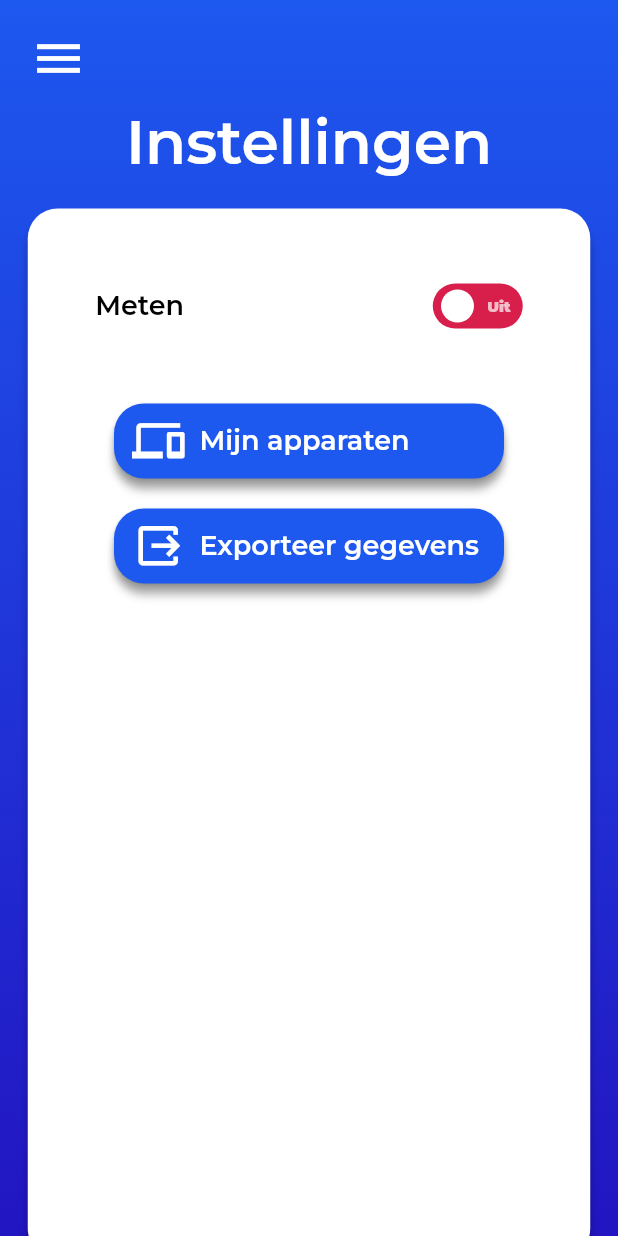
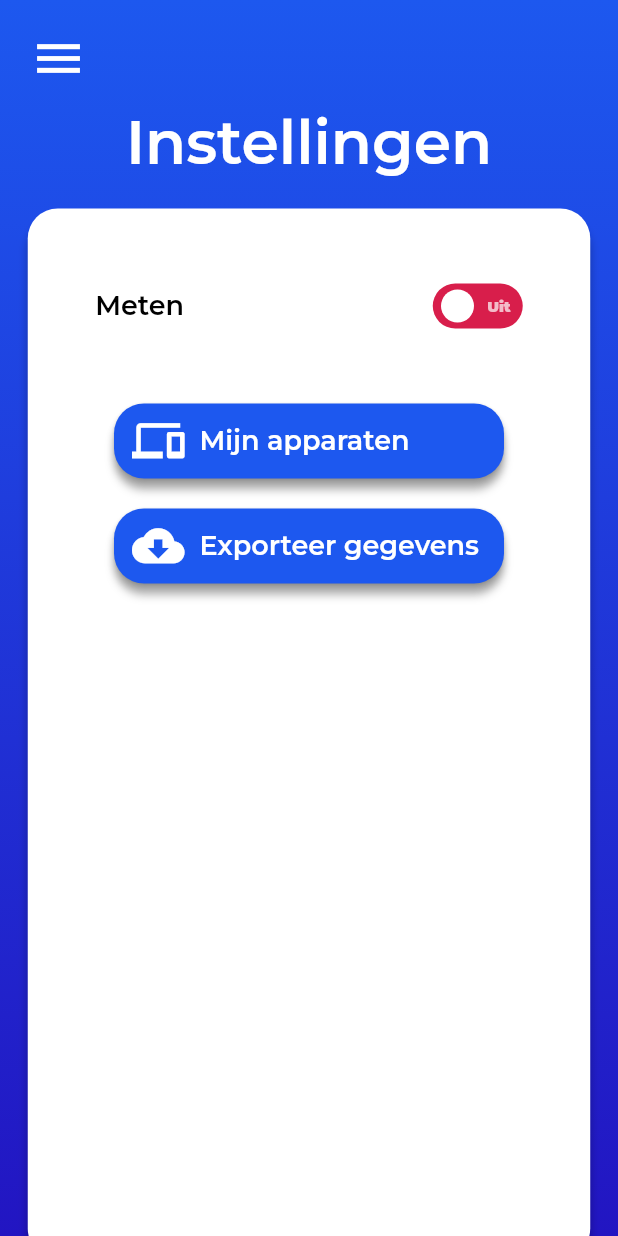
Before and after one commit to DwarfNinja/loopsnelheid-app, a Flutter app: the Settings screen opened directly, on a phone screen of 412 x 824 dp. Run offline on Flutter 3.47's test engine with Material 2 defaults, Android fonts, the phone set to English and light mode, and no system bars; drawn by our look-alikes of flutter_switch; our stand-ins replace device_info_plus, fl_chart, flutter_dotenv, geolocator, google_fonts, native_pdf_view and 3 more; missing offline and left inert: a package; accounts and stored records are empty; network calls fail.

Commit message:
Fix: add correct icon

```diff
--- a/lib/views/settings/settings.dart
+++ b/lib/views/settings/settings.dart
@@ -145,7 +145,7 @@ class _SettingsState extends State<Settings> {
                           ),
                           const SizedBox(height: 20),
                           SettingsButton(
-                            iconData: Icons.output,
+                            iconData: Icons.cloud_download,
                             text: "Exporteer gegevens",
                             onPressed: (){
                               exportDataButtonOnPressed();
@@ -158,7 +158,7 @@ class _SettingsState extends State<Settings> {
                               if(snapshot.data != null && snapshot.data == true) {
                                 return
                                   SettingsButton(
-                                    iconData: Icons.next_plan_rounded,
+                                    iconData: Icons.download,
                                     text: "Exporteer onderzoek",
                                     onPressed: (){
                                       exportAllDataButtonOnPressed();
```
